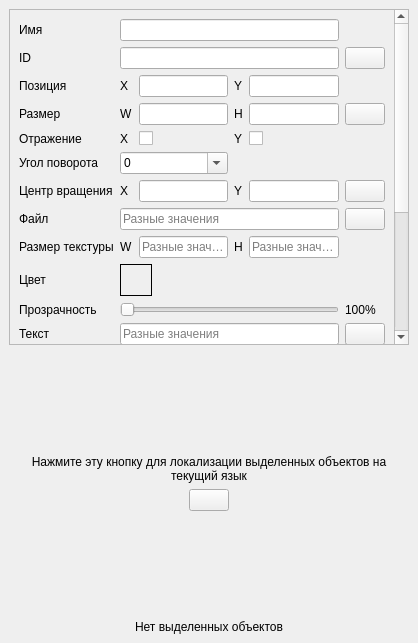
Before: the Qt Designer form ui/property_window.ui in ermachkov/GUI-Creator, drawn with Qt 5.
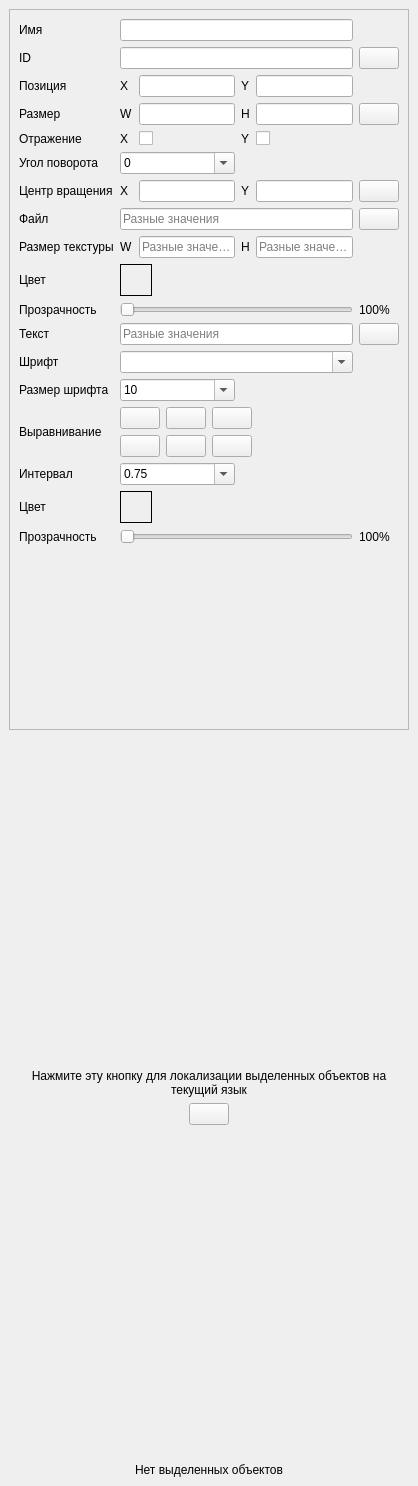
After: the same form once the commit is applied. Icons and pictures are not drawn.

Diff of the .ui file:
```diff
--- a/ui/property_window.ui
+++ b/ui/property_window.ui
@@ -7,13 +7,13 @@
     <x>0</x>
     <y>0</y>
     <width>418</width>
-    <height>643</height>
+    <height>1486</height>
    </rect>
   </property>
   <property name="minimumSize">
    <size>
-    <width>394</width>
-    <height>344</height>
+    <width>400</width>
+    <height>300</height>
    </size>
   </property>
   <property name="windowTitle">
@@ -31,8 +31,8 @@
         <rect>
          <x>0</x>
          <y>0</y>
-         <width>381</width>
-         <height>565</height>
+         <width>398</width>
+         <height>706</height>
         </rect>
        </property>
        <layout class="QVBoxLayout" name="mScrollAreaWidgetLayout">
@@ -755,9 +755,6 @@
           </item>
           <item row="8" column="2">
            <widget class="QLineEdit" name="mTextureSizeWLineEdit">
-            <property name="enabled">
-             <bool>true</bool>
-            </property>
             <property name="readOnly">
              <bool>true</bool>
             </property>
@@ -775,9 +772,6 @@
           </item>
           <item row="8" column="4">
            <widget class="QLineEdit" name="mTextureSizeHLineEdit">
-            <property name="enabled">
-             <bool>true</bool>
-            </property>
             <property name="readOnly">
              <bool>true</bool>
             </property>
```
Left out of the diff: 37 changed lines with no effect on the pictures.
